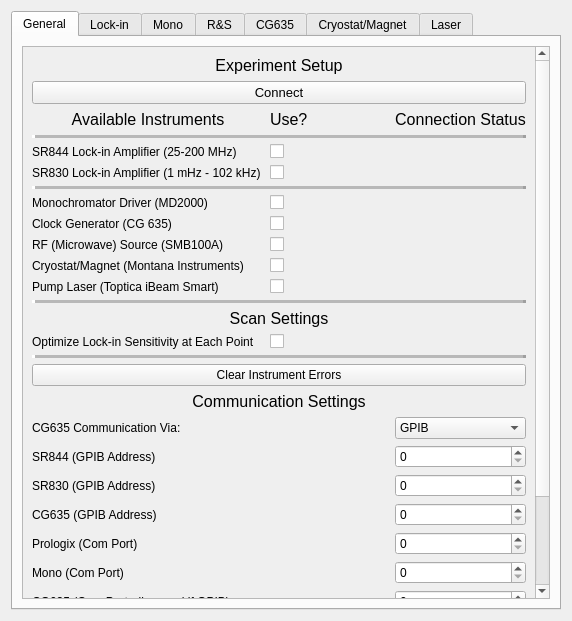
First picture: the form in PADMR/padmr/supp/settings/settings_widget_UI.ui, repository NREL/QIS, before the edit.
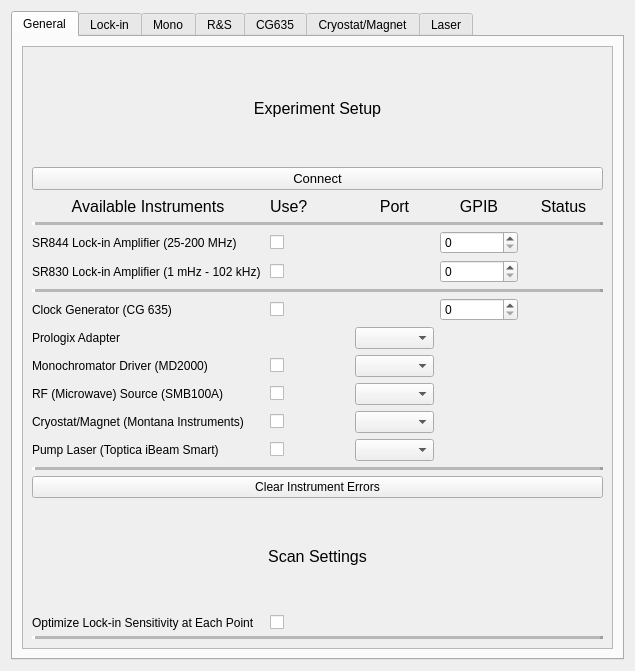
Second picture: the form after the edit. Icons and pictures are not drawn. Custom widgets are drawn as their Qt base class.

Commit message: Resolved laser power issues by deleting the microwatt option. Powers can only be entered in mW now. Also changed the com port settings to comboboxes.

```diff
--- a/PADMR/padmr/supp/settings/settings_widget_UI.ui
+++ b/PADMR/padmr/supp/settings/settings_widget_UI.ui
@@ -6,8 +6,8 @@
    <rect>
     <x>0</x>
     <y>0</y>
-    <width>572</width>
-    <height>621</height>
+    <width>635</width>
+    <height>671</height>
    </rect>
   </property>
   <property name="windowTitle">
@@ -18,7 +18,7 @@
     <normaloff>settings_icon.png</normaloff>settings_icon.png</iconset>
   </property>
   <layout class="QGridLayout" name="gridLayout_3">
-   <item row="0" column="0" colspan="2">
+   <item row="0" column="0">
     <widget class="QTabWidget" name="tab_widget">
      <property name="currentIndex">
       <number>0</number>
@@ -38,72 +38,19 @@
            <rect>
             <x>0</x>
             <y>0</y>
-            <width>499</width>
-            <height>839</height>
+            <width>583</width>
+            <height>596</height>
            </rect>
           </property>
           <layout class="QGridLayout" name="gridLayout_8">
-           <item row="24" column="0">
-            <widget class="QLabel" name="label_13">
+           <item row="11" column="0">
+            <widget class="QLabel" name="label_26">
              <property name="text">
-              <string>Mono (Com Port)</string>
+              <string>RF (Microwave) Source (SMB100A)</string>
              </property>
             </widget>
            </item>
-           <item row="7" column="2">
-            <widget class="QLabel" name="status_ind_md2000">
-             <property name="text">
-              <string>&lt;html&gt;&lt;head/&gt;&lt;body&gt;&lt;p&gt;&lt;img src=&quot;:/led_icons/RED_LED_ON.png&quot;/&gt;&lt;/p&gt;&lt;/body&gt;&lt;/html&gt;</string>
-             </property>
-             <property name="alignment">
-              <set>Qt::AlignCenter</set>
-             </property>
-            </widget>
-           </item>
-           <item row="21" column="0">
-            <widget class="QLabel" name="label_16">
-             <property name="text">
-              <string>SR830 (GPIB Address)</string>
-             </property>
-            </widget>
-           </item>
-           <item row="18" column="2">
-            <widget class="CustomComboBox" name="cg635_comm_format_cbx">
-             <item>
-              <property name="text">
-               <string>GPIB</string>
-              </property>
-             </item>
-             <item>
-              <property name="text">
-               <string>RS-232 via USB</string>
-              </property>
-             </item>
-            </widget>
-           </item>
-           <item row="27" column="2">
-            <widget class="CustomSpinBox" name="cryostat_com_port_spbx">
-             <property name="keyboardTracking">
-              <bool>false</bool>
-             </property>
-            </widget>
-           </item>
-           <item row="13" column="0" colspan="3">
-            <widget class="QLabel" name="label_50">
-             <property name="font">
-              <font>
-               <pointsize>12</pointsize>
-              </font>
-             </property>
-             <property name="text">
-              <string>Scan Settings</string>
-             </property>
-             <property name="alignment">
-              <set>Qt::AlignCenter</set>
-             </property>
-            </widget>
-           </item>
-           <item row="2" column="2">
+           <item row="2" column="4">
             <widget class="QLabel" name="label_38">
              <property name="font">
               <font>
@@ -111,15 +58,47 @@
               </font>
              </property>
              <property name="text">
-              <string>Connection Status</string>
+              <string>Status</string>
              </property>
              <property name="alignment">
               <set>Qt::AlignCenter</set>
              </property>
             </widget>
            </item>
+           <item row="19" column="0" colspan="5">
+            <widget class="QFrame" name="frame_10">
+             <property name="frameShape">
+              <enum>QFrame::HLine</enum>
+             </property>
+             <property name="frameShadow">
+              <enum>QFrame::Raised</enum>
+             </property>
+             <property name="lineWidth">
+              <number>3</number>
+             </property>
+             <property name="midLineWidth">
+              <number>5</number>
+             </property>
+            </widget>
+           </item>
+           <item row="6" column="0" colspan="5">
+            <widget class="QFrame" name="frame_4">
+             <property name="frameShape">
+              <enum>QFrame::HLine</enum>
+             </property>
+             <property name="frameShadow">
+              <enum>QFrame::Raised</enum>
+             </property>
+             <property name="lineWidth">
+              <number>3</number>
+             </property>
+             <property name="midLineWidth">
+              <number>5</number>
+             </property>
+            </widget>
+           </item>
            <item row="11" column="1">
-            <widget class="QCheckBox" name="toptica_checkbox">
+            <widget class="QCheckBox" name="smb100a_checkbox">
              <property name="layoutDirection">
               <enum>Qt::LeftToRight</enum>
              </property>
@@ -149,60 +128,181 @@
              </property>
             </widget>
            </item>
-           <item row="28" column="2">
-            <widget class="CustomSpinBox" name="toptica_com_port_spbx">
-             <property name="keyboardTracking">
-              <bool>false</bool>
-             </property>
-            </widget>
-           </item>
-           <item row="25" column="0">
-            <widget class="QLabel" name="label_44">
-             <property name="text">
-              <string>CG635 (Com Port; disregard if GPIB)</string>
-             </property>
-            </widget>
-           </item>
-           <item row="11" column="2">
-            <widget class="QLabel" name="status_ind_toptica">
-             <property name="text">
-              <string>&lt;html&gt;&lt;head/&gt;&lt;body&gt;&lt;p&gt;&lt;img src=&quot;:/led_icons/RED_LED_OFF.png&quot;/&gt;&lt;/p&gt;&lt;/body&gt;&lt;/html&gt;</string>
-             </property>
-             <property name="alignment">
-              <set>Qt::AlignCenter</set>
-             </property>
-            </widget>
-           </item>
-           <item row="7" column="0">
-            <widget class="QLabel" name="label_24">
-             <property name="text">
-              <string>Monochromator Driver (MD2000)</string>
-             </property>
-            </widget>
-           </item>
-           <item row="15" column="0" colspan="3">
-            <widget class="QFrame" name="frame_10">
-             <property name="frameShape">
-              <enum>QFrame::HLine</enum>
-             </property>
-             <property name="frameShadow">
-              <enum>QFrame::Raised</enum>
-             </property>
-             <property name="lineWidth">
-              <number>3</number>
-             </property>
-             <property name="midLineWidth">
-              <number>5</number>
-             </property>
-            </widget>
-           </item>
-           <item row="21" column="2">
+           <item row="5" column="3">
             <widget class="CustomSpinBox" name="sr830_gpib_address_spbx">
              <property name="keyboardTracking">
               <bool>false</bool>
              </property>
             </widget>
            </item>
+           <item row="13" column="2">
+            <widget class="QComboBox" name="toptica_com_port_cmb"/>
+           </item>
+           <item row="18" column="0">
+            <widget class="QLabel" name="label_74">
+             <property name="text">
+              <string>Optimize Lock-in Sensitivity at Each Point</string>
+             </property>
+            </widget>
+           </item>
+           <item row="2" column="2">
+            <widget class="QLabel" name="label_57">
+             <property name="font">
+              <font>
+               <pointsize>12</pointsize>
+              </font>
+             </property>
+             <property name="text">
+              <string>Port</string>
+             </property>
+             <property name="alignment">
+              <set>Qt::AlignCenter</set>
+             </property>
+            </widget>
+           </item>
+           <item row="12" column="0">
+            <widget class="QLabel" name="label_27">
+             <property name="text">
+              <string>Cryostat/Magnet (Montana Instruments)</string>
+             </property>
+            </widget>
+           </item>
+           <item row="11" column="4">
+            <widget class="QLabel" name="status_ind_smb100a">
+             <property name="text">
+              <string>&lt;html&gt;&lt;head/&gt;&lt;body&gt;&lt;p&gt;&lt;img src=&quot;:/led_icons/RED_LED_OFF.png&quot;/&gt;&lt;/p&gt;&lt;/body&gt;&lt;/html&gt;</string>
+             </property>
+             <property name="alignment">
+              <set>Qt::AlignCenter</set>
+             </property>
+            </widget>
+           </item>
+           <item row="11" column="2">
+            <widget class="QComboBox" name="smb100a_com_port_cmb"/>
+           </item>
+           <item row="2" column="3">
+            <widget class="QLabel" name="label_85">
+             <property name="font">
+              <font>
+               <pointsize>12</pointsize>
+              </font>
+             </property>
+             <property name="text">
+              <string>GPIB</string>
+             </property>
+             <property name="alignment">
+              <set>Qt::AlignCenter</set>
+             </property>
+            </widget>
+           </item>
+           <item row="12" column="1">
+            <widget class="QCheckBox" name="montana_instr_checkbox">
+             <property name="layoutDirection">
+              <enum>Qt::LeftToRight</enum>
+             </property>
+             <property name="text">
+              <string/>
+             </property>
+            </widget>
+           </item>
+           <item row="14" column="0" colspan="5">
+            <widget class="QFrame" name="frame_5">
+             <property name="frameShape">
+              <enum>QFrame::HLine</enum>
+             </property>
+             <property name="frameShadow">
+              <enum>QFrame::Raised</enum>
+             </property>
+             <property name="lineWidth">
+              <number>3</number>
+             </property>
+             <property name="midLineWidth">
+              <number>5</number>
+             </property>
+            </widget>
+           </item>
+           <item row="8" column="4">
+            <widget class="QLabel" name="status_ind_cg635">
+             <property name="text">
+              <string>&lt;html&gt;&lt;head/&gt;&lt;body&gt;&lt;p&gt;&lt;img src=&quot;:/led_icons/RED_LED_OFF.png&quot;/&gt;&lt;/p&gt;&lt;/body&gt;&lt;/html&gt;</string>
+             </property>
+             <property name="alignment">
+              <set>Qt::AlignCenter</set>
+             </property>
+            </widget>
+           </item>
+           <item row="8" column="1">
+            <widget class="QCheckBox" name="cg635_checkbox">
+             <property name="layoutDirection">
+              <enum>Qt::LeftToRight</enum>
+             </property>
+             <property name="text">
+              <string/>
+             </property>
+            </widget>
+           </item>
+           <item row="17" column="0" colspan="5">
+            <widget class="QLabel" name="label_50">
+             <property name="font">
+              <font>
+               <pointsize>12</pointsize>
+              </font>
+             </property>
+             <property name="text">
+              <string>Scan Settings</string>
+             </property>
+             <property name="alignment">
+              <set>Qt::AlignCenter</set>
+             </property>
+            </widget>
+           </item>
+           <item row="10" column="4">
+            <widget class="QLabel" name="status_ind_md2000">
+             <property name="text">
+              <string>&lt;html&gt;&lt;head/&gt;&lt;body&gt;&lt;p&gt;&lt;img src=&quot;:/led_icons/RED_LED_ON.png&quot;/&gt;&lt;/p&gt;&lt;/body&gt;&lt;/html&gt;</string>
+             </property>
+             <property name="alignment">
+              <set>Qt::AlignCenter</set>
+             </property>
+            </widget>
+           </item>
+           <item row="8" column="3">
+            <widget class="CustomSpinBox" name="cg635_gpib_spbx">
+             <property name="keyboardTracking">
+              <bool>false</bool>
+             </property>
+            </widget>
+           </item>
+           <item row="10" column="2">
+            <widget class="QComboBox" name="md2000_com_port_cmb"/>
+           </item>
+           <item row="10" column="1">
+            <widget class="QCheckBox" name="md2000_checkbox">
+             <property name="layoutDirection">
+              <enum>Qt::LeftToRight</enum>
+             </property>
+             <property name="text">
+              <string/>
+             </property>
+            </widget>
+           </item>
+           <item row="13" column="1">
+            <widget class="QCheckBox" name="toptica_checkbox">
+             <property name="layoutDirection">
+              <enum>Qt::LeftToRight</enum>
+             </property>
+             <property name="text">
+              <string/>
+             </property>
+            </widget>
+           </item>
+           <item row="13" column="0">
+            <widget class="QLabel" name="label_28">
+             <property name="text">
+              <string>Pump Laser (Toptica iBeam Smart)</string>
+             </property>
+            </widget>
+           </item>
            <item row="8" column="0">
             <widget class="QLabel" name="label_25">
              <property name="text">
@@ -210,27 +310,26 @@
              </property>
             </widget>
            </item>
-           <item row="17" column="0" colspan="3">
-            <widget class="QLabel" name="label_39">
-             <property name="maximumSize">
-              <size>
-               <width>16777215</width>
-               <height>20</height>
-              </size>
-             </property>
-             <property name="font">
-              <font>
-               <pointsize>12</pointsize>
-              </font>
-             </property>
+           <item row="12" column="4">
+            <widget class="QLabel" name="status_ind_cryostat">
              <property name="text">
-              <string>Communication Settings</string>
+              <string>&lt;html&gt;&lt;head/&gt;&lt;body&gt;&lt;p&gt;&lt;img src=&quot;:/led_icons/RED_LED_OFF.png&quot;/&gt;&lt;/p&gt;&lt;/body&gt;&lt;/html&gt;</string>
              </property>
              <property name="alignment">
               <set>Qt::AlignCenter</set>
              </property>
             </widget>
            </item>
+           <item row="4" column="1">
+            <widget class="QCheckBox" name="sr844_checkbox">
+             <property name="layoutDirection">
+              <enum>Qt::LeftToRight</enum>
+             </property>
+             <property name="text">
+              <string/>
+             </property>
+            </widget>
+           </item>
            <item row="4" column="0">
             <widget class="QLabel" name="label_22">
              <property name="text">
@@ -238,7 +337,66 @@
              </property>
             </widget>
            </item>
-           <item row="1" column="0" colspan="3">
+           <item row="16" column="0" colspan="5">
+            <widget class="QPushButton" name="clear_instr_errors_btn">
+             <property name="text">
+              <string>Clear Instrument Errors</string>
+             </property>
+            </widget>
+           </item>
+           <item row="13" column="4">
+            <widget class="QLabel" name="status_ind_toptica">
+             <property name="text">
+              <string>&lt;html&gt;&lt;head/&gt;&lt;body&gt;&lt;p&gt;&lt;img src=&quot;:/led_icons/RED_LED_OFF.png&quot;/&gt;&lt;/p&gt;&lt;/body&gt;&lt;/html&gt;</string>
+             </property>
+             <property name="alignment">
+              <set>Qt::AlignCenter</set>
+             </property>
+            </widget>
+           </item>
+           <item row="2" column="1">
+            <widget class="QLabel" name="label_37">
+             <property name="font">
+              <font>
+               <pointsize>12</pointsize>
+              </font>
+             </property>
+             <property name="text">
+              <string>Use?</string>
+             </property>
+            </widget>
+           </item>
+           <item row="5" column="0">
+            <widget class="QLabel" name="label_23">
+             <property name="text">
+              <string>SR830 Lock-in Amplifier (1 mHz - 102 kHz) </string>
+             </property>
+            </widget>
+           </item>
+           <item row="4" column="4">
+            <widget class="QLabel" name="status_ind_sr844">
+             <property name="text">
+              <string>&lt;html&gt;&lt;head/&gt;&lt;body&gt;&lt;p&gt;&lt;img src=&quot;:/led_icons/RED_LED_OFF.png&quot;/&gt;&lt;/p&gt;&lt;/body&gt;&lt;/html&gt;</string>
+             </property>
+             <property name="alignment">
+              <set>Qt::AlignCenter</set>
+             </property>
+            </widget>
+           </item>
+           <item row="12" column="2">
+            <widget class="QComboBox" name="cryostat_com_port_cmb"/>
+           </item>
+           <item row="5" column="4">
+            <widget class="QLabel" name="status_ind_sr830">
+             <property name="text">
+              <string>&lt;html&gt;&lt;head/&gt;&lt;body&gt;&lt;p&gt;&lt;img src=&quot;:/led_icons/GREEN_LED_ON.png&quot;/&gt;&lt;/p&gt;&lt;/body&gt;&lt;/html&gt;</string>
+             </property>
+             <property name="alignment">
+              <set>Qt::AlignCenter</set>
+             </property>
+            </widget>
+           </item>
+           <item row="1" column="0" colspan="5">
             <widget class="QPushButton" name="connect_instr_btn">
              <property name="font">
               <font>
@@ -266,62 +424,10 @@
              </property>
             </widget>
            </item>
-           <item row="10" column="1">
-            <widget class="QCheckBox" name="montana_instr_checkbox">
-             <property name="layoutDirection">
-              <enum>Qt::LeftToRight</enum>
-             </property>
-             <property name="text">
-              <string/>
-             </property>
-            </widget>
-           </item>
-           <item row="2" column="1">
-            <widget class="QLabel" name="label_37">
-             <property name="font">
-              <font>
-               <pointsize>12</pointsize>
-              </font>
-             </property>
-             <property name="text">
-              <string>Use?</string>
-             </property>
-            </widget>
-           </item>
-           <item row="9" column="0">
-            <widget class="QLabel" name="label_26">
-             <property name="text">
-              <string>RF (Microwave) Source (SMB100A)</string>
-             </property>
-            </widget>
-           </item>
-           <item row="12" column="0" colspan="3">
-            <widget class="QFrame" name="frame_5">
-             <property name="frameShape">
-              <enum>QFrame::HLine</enum>
-             </property>
-             <property name="frameShadow">
-              <enum>QFrame::Raised</enum>
-             </property>
-             <property name="lineWidth">
-              <number>3</number>
-             </property>
-             <property name="midLineWidth">
-              <number>5</number>
-             </property>
-            </widget>
-           </item>
-           <item row="20" column="0">
-            <widget class="QLabel" name="label_14">
-             <property name="text">
-              <string>SR844 (GPIB Address)</string>
-             </property>
-            </widget>
-           </item>
-           <item row="23" column="0">
-            <widget class="QLabel" name="label_40">
-             <property name="text">
-              <string>Prologix (Com Port)</string>
+           <item row="4" column="3">
+            <widget class="CustomSpinBox" name="sr844_gpib_address_spbx">
+             <property name="keyboardTracking">
+              <bool>false</bool>
              </property>
             </widget>
            </item>
@@ -335,77 +441,7 @@
              </property>
             </widget>
            </item>
-           <item row="8" column="2">
-            <widget class="QLabel" name="status_ind_cg635">
-             <property name="text">
-              <string>&lt;html&gt;&lt;head/&gt;&lt;body&gt;&lt;p&gt;&lt;img src=&quot;:/led_icons/RED_LED_OFF.png&quot;/&gt;&lt;/p&gt;&lt;/body&gt;&lt;/html&gt;</string>
-             </property>
-             <property name="alignment">
-              <set>Qt::AlignCenter</set>
-             </property>
-            </widget>
-           </item>
-           <item row="22" column="2">
-            <widget class="CustomSpinBox" name="cg635_gpib_spbx">
-             <property name="keyboardTracking">
-              <bool>false</bool>
-             </property>
-            </widget>
-           </item>
-           <item row="9" column="1">
-            <widget class="QCheckBox" name="smb100a_checkbox">
-             <property name="layoutDirection">
-              <enum>Qt::LeftToRight</enum>
-             </property>
-             <property name="text">
-              <string/>
-             </property>
-            </widget>
-           </item>
-           <item row="18" column="0">
-            <widget class="QLabel" name="label_31">
-             <property name="text">
-              <string>CG635 Communication Via:</string>
-             </property>
-            </widget>
-           </item>
-           <item row="6" column="0" colspan="3">
-            <widget class="QFrame" name="frame_4">
-             <property name="frameShape">
-              <enum>QFrame::HLine</enum>
-             </property>
-             <property name="frameShadow">
-              <enum>QFrame::Raised</enum>
-             </property>
-             <property name="lineWidth">
-              <number>3</number>
-             </property>
-             <property name="midLineWidth">
-              <number>5</number>
-             </property>
-            </widget>
-           </item>
-           <item row="7" column="1">
-            <widget class="QCheckBox" name="md2000_checkbox">
-             <property name="layoutDirection">
-              <enum>Qt::LeftToRight</enum>
-             </property>
-             <property name="text">
-              <string/>
-             </property>
-            </widget>
-           </item>
-           <item row="5" column="2">
-            <widget class="QLabel" name="status_ind_sr830">
-             <property name="text">
-              <string>&lt;html&gt;&lt;head/&gt;&lt;body&gt;&lt;p&gt;&lt;img src=&quot;:/led_icons/GREEN_LED_ON.png&quot;/&gt;&lt;/p&gt;&lt;/body&gt;&lt;/html&gt;</string>
-             </property>
-             <property name="alignment">
-              <set>Qt::AlignCenter</set>
-             </property>
-            </widget>
-           </item>
-           <item row="0" column="0" colspan="3">
+           <item row="0" column="0" colspan="5">
             <widget class="QLabel" name="label_29">
              <property name="font">
               <font>
@@ -420,148 +456,7 @@
              </property>
             </widget>
            </item>
-           <item row="26" column="2">
-            <widget class="CustomSpinBox" name="smb100a_com_port_spbx">
-             <property name="keyboardTracking">
-              <bool>false</bool>
-             </property>
-            </widget>
-           </item>
-           <item row="25" column="2">
-            <widget class="CustomSpinBox" name="cg635_com_port">
-             <property name="keyboardTracking">
-              <bool>false</bool>
-             </property>
-            </widget>
-           </item>
-           <item row="26" column="0">
-            <widget class="QLabel" name="label_41">
-             <property name="text">
-              <string>SMB100A (Com Port)</string>
-             </property>
-            </widget>
-           </item>
-           <item row="8" column="1">
-            <widget class="QCheckBox" name="cg635_checkbox">
-             <property name="layoutDirection">
-              <enum>Qt::LeftToRight</enum>
-             </property>
-             <property name="text">
-              <string/>
-             </property>
-            </widget>
-           </item>
-           <item row="10" column="2">
-            <widget class="QLabel" name="status_ind_cryostat">
-             <property name="text">
-              <string>&lt;html&gt;&lt;head/&gt;&lt;body&gt;&lt;p&gt;&lt;img src=&quot;:/led_icons/RED_LED_OFF.png&quot;/&gt;&lt;/p&gt;&lt;/body&gt;&lt;/html&gt;</string>
-             </property>
-             <property name="alignment">
-              <set>Qt::AlignCenter</set>
-             </property>
-            </widget>
-           </item>
-           <item row="5" column="0">
-            <widget class="QLabel" name="label_23">
-             <property name="text">
-              <string>SR830 Lock-in Amplifier (1 mHz - 102 kHz) </string>
-             </property>
-            </widget>
-           </item>
-           <item row="9" column="2">
-            <widget class="QLabel" name="status_ind_smb100a">
-             <property name="text">
-              <string>&lt;html&gt;&lt;head/&gt;&lt;body&gt;&lt;p&gt;&lt;img src=&quot;:/led_icons/RED_LED_OFF.png&quot;/&gt;&lt;/p&gt;&lt;/body&gt;&lt;/html&gt;</string>
-             </property>
-             <property name="alignment">
-              <set>Qt::AlignCenter</set>
-             </property>
-            </widget>
-           </item>
-           <item row="16" column="0" colspan="3">
-            <widget class="QPushButton" name="clear_instr_errors_btn">
-             <property name="text">
-              <string>Clear Instrument Errors</string>
-             </property>
-            </widget>
-           </item>
-           <item row="27" column="0">
-            <widget class="QLabel" name="label_42">
-             <property name="text">
-              <string>Cryostat/Magnet (Com Port)</string>
-             </property>
-            </widget>
-           </item>
-           <item row="23" column="2">
-            <widget class="CustomSpinBox" name="prologix_com_port_spbx">
-             <property name="keyboardTracking">
-              <bool>false</bool>
-             </property>
-            </widget>
-           </item>
-           <item row="20" column="2">
-            <widget class="CustomSpinBox" name="sr844_gpib_address_spbx">
-             <property name="keyboardTracking">
-              <bool>false</bool>
-             </property>
-            </widget>
-           </item>
-           <item row="24" column="2">
-            <widget class="CustomSpinBox" name="mono_com_port_spbx">
-             <property name="keyboardTracking">
-              <bool>false</bool>
-             </property>
-            </widget>
-           </item>
-           <item row="10" column="0">
-            <widget class="QLabel" name="label_27">
-             <property name="text">
-              <string>Cryostat/Magnet (Montana Instruments)</string>
-             </property>
-            </widget>
-           </item>
-           <item row="4" column="1">
-            <widget class="QCheckBox" name="sr844_checkbox">
-             <property name="layoutDirection">
-              <enum>Qt::LeftToRight</enum>
-             </property>
-             <property name="text">
-              <string/>
-             </property>
-            </widget>
-           </item>
-           <item row="28" column="0">
-            <widget class="QLabel" name="label_45">
-             <property name="text">
-              <string>Laser (Com Port)</string>
-             </property>
-            </widget>
-           </item>
-           <item row="22" column="0">
-            <widget class="QLabel" name="label_30">
-             <property name="text">
-              <string>CG635 (GPIB Address)</string>
-             </property>
-            </widget>
-           </item>
-           <item row="4" column="2">
-            <widget class="QLabel" name="status_ind_sr844">
-             <property name="text">
-              <string>&lt;html&gt;&lt;head/&gt;&lt;body&gt;&lt;p&gt;&lt;img src=&quot;:/led_icons/RED_LED_OFF.png&quot;/&gt;&lt;/p&gt;&lt;/body&gt;&lt;/html&gt;</string>
-             </property>
-             <property name="alignment">
-              <set>Qt::AlignCenter</set>
-             </property>
-            </widget>
-           </item>
-           <item row="11" column="0">
-            <widget class="QLabel" name="label_28">
-             <property name="text">
-              <string>Pump Laser (Toptica iBeam Smart)</string>
-             </property>
-            </widget>
-           </item>
-           <item row="3" column="0" colspan="3">
+           <item row="3" column="0" colspan="5">
             <widget class="QFrame" name="frame_3">
              <property name="frameShape">
               <enum>QFrame::HLine</enum>
@@ -577,14 +472,7 @@
              </property>
             </widget>
            </item>
-           <item row="14" column="0">
-            <widget class="QLabel" name="label_74">
-             <property name="text">
-              <string>Optimize Lock-in Sensitivity at Each Point</string>
-             </property>
-            </widget>
-           </item>
-           <item row="14" column="1">
+           <item row="18" column="1">
             <widget class="QCheckBox" name="scan_auto_sens_checkbox">
              <property name="layoutDirection">
               <enum>Qt::LeftToRight</enum>
@@ -594,6 +482,23 @@
              </property>
             </widget>
            </item>
+           <item row="10" column="0">
+            <widget class="QLabel" name="label_24">
+             <property name="text">
+              <string>Monochromator Driver (MD2000)</string>
+             </property>
+            </widget>
+           </item>
+           <item row="9" column="2">
+            <widget class="QComboBox" name="prologix_com_port_cmb"/>
+           </item>
+           <item row="9" column="0">
+            <widget class="QLabel" name="label_84">
+             <property name="text">
+              <string>Prologix Adapter</string>
+             </property>
+            </widget>
+           </item>
           </layout>
          </widget>
         </widget>
@@ -615,7 +520,7 @@
            <rect>
             <x>0</x>
             <y>0</y>
-            <width>499</width>
+            <width>562</width>
             <height>637</height>
            </rect>
           </property>
@@ -1387,8 +1292,8 @@
            <rect>
             <x>0</x>
             <y>0</y>
-            <width>520</width>
-            <height>546</height>
+            <width>583</width>
+            <height>596</height>
            </rect>
           </property>
           <layout class="QGridLayout" name="gridLayout_6">
@@ -1679,21 +1584,7 @@
        <string>Laser</string>
       </attribute>
       <layout class="QGridLayout" name="gridLayout_4">
-       <item row="8" column="0">
-        <widget class="QLabel" name="label_48">
-         <property name="text">
-          <string>Bias Power (ch1)</string>
-         </property>
-        </widget>
-       </item>
-       <item row="7" column="0">
-        <widget class="QLabel" name="label_47">
-         <property name="text">
-          <string>Laser Power (ch2)</string>
-         </property>
-        </widget>
-       </item>
-       <item row="8" column="4">
+       <item row="8" column="3">
         <widget class="QPushButton" name="toptica_set_bias_power_btn">
          <property name="maximumSize">
           <size>
@@ -1710,7 +1601,59 @@
          </property>
         </widget>
        </item>
-       <item row="5" column="0" colspan="5">
+       <item row="1" column="0" colspan="4">
+        <widget class="QLabel" name="toptica_emission_indicator">
+         <property name="maximumSize">
+          <size>
+           <width>16777215</width>
+           <height>100</height>
+          </size>
+         </property>
+         <property name="font">
+          <font>
+           <pointsize>14</pointsize>
+          </font>
+         </property>
+         <property name="text">
+          <string>&lt;html&gt;&lt;head/&gt;&lt;body&gt;&lt;p&gt;&lt;img src=&quot;:/led_icons/RED_LED_OFF.png&quot;/&gt;&lt;img src=&quot;:/led_icons/RED_LED_OFF.png&quot;/&gt;&lt;img src=&quot;:/led_icons/RED_LED_OFF.png&quot;/&gt;&lt;img src=&quot;:/led_icons/RED_LED_OFF.png&quot;/&gt;&lt;img src=&quot;:/led_icons/RED_LED_OFF.png&quot;/&gt;&lt;img src=&quot;:/led_icons/RED_LED_OFF.png&quot;/&gt;&lt;img src=&quot;:/led_icons/RED_LED_OFF.png&quot;/&gt;&lt;img src=&quot;:/led_icons/RED_LED_OFF.png&quot;/&gt;&lt;img src=&quot;:/led_icons/RED_LED_OFF.png&quot;/&gt;&lt;img src=&quot;:/led_icons/RED_LED_OFF.png&quot;/&gt;&lt;img src=&quot;:/led_icons/RED_LED_OFF.png&quot;/&gt;&lt;img src=&quot;:/led_icons/RED_LED_OFF.png&quot;/&gt;&lt;img src=&quot;:/led_icons/RED_LED_OFF.png&quot;/&gt;&lt;img src=&quot;:/led_icons/RED_LED_OFF.png&quot;/&gt;&lt;img src=&quot;:/led_icons/RED_LED_OFF.png&quot;/&gt;&lt;/p&gt;&lt;p&gt;laser OFF&lt;/p&gt;&lt;/body&gt;&lt;/html&gt;</string>
+         </property>
+         <property name="alignment">
+          <set>Qt::AlignCenter</set>
+         </property>
+        </widget>
+       </item>
+       <item row="7" column="2">
+        <widget class="CustomDoubleSpinBox" name="toptica_power_spbx">
+         <property name="keyboardTracking">
+          <bool>false</bool>
+         </property>
+         <property name="maximum">
+          <double>150000.000000000000000</double>
+         </property>
+        </widget>
+       </item>
+       <item row="8" column="2">
+        <widget class="CustomDoubleSpinBox" name="toptica_bias_spbx">
+         <property name="keyboardTracking">
+          <bool>false</bool>
+         </property>
+         <property name="maximum">
+          <double>150000.000000000000000</double>
+         </property>
+        </widget>
+       </item>
+       <item row="7" column="3">
+        <widget class="QPushButton" name="toptica_set_power_btn">
+         <property name="text">
+          <string/>
+         </property>
+         <property name="icon">
+          <iconset>
+           <normaloff>arrow.png</normaloff>arrow.png</iconset>
+         </property>
+        </widget>
+       </item>
+       <item row="5" column="0" colspan="4">
         <layout class="QHBoxLayout" name="horizontalLayout">
          <item>
           <layout class="QVBoxLayout" name="verticalLayout_2">
@@ -1815,99 +1758,14 @@
          </item>
         </layout>
        </item>
-       <item row="8" column="2">
-        <widget class="CustomDoubleSpinBox" name="toptica_bias_spbx">
-         <property name="keyboardTracking">
-          <bool>false</bool>
-         </property>
-         <property name="maximum">
-          <double>150000.000000000000000</double>
-         </property>
-        </widget>
-       </item>
-       <item row="8" column="3">
-        <widget class="CustomComboBox" name="toptica_bias_units_cbx">
-         <property name="maximumSize">
-          <size>
-           <width>50</width>
-           <height>16777215</height>
-          </size>
-         </property>
-         <item>
-          <property name="text">
-           <string>μW</string>
-          </property>
-         </item>
-         <item>
-          <property name="text">
-           <string>mW</string>
-          </property>
-         </item>
-        </widget>
-       </item>
-       <item row="7" column="3">
-        <widget class="CustomComboBox" name="toptica_units_cbx">
-         <property name="maximumSize">
-          <size>
-           <width>50</width>
-           <height>16777215</height>
-          </size>
-         </property>
-         <item>
-          <property name="text">
-           <string>μW</string>
-          </property>
-         </item>
-         <item>
-          <property name="text">
-           <string>mW</string>
-          </property>
-         </item>
-        </widget>
-       </item>
-       <item row="7" column="4">
-        <widget class="QPushButton" name="toptica_set_power_btn">
+       <item row="8" column="0">
+        <widget class="QLabel" name="label_48">
          <property name="text">
-          <string/>
+          <string>Bias Power (mW, ch1)</string>
          </property>
-         <property name="icon">
-          <iconset>
-           <normaloff>arrow.png</normaloff>arrow.png</iconset>
-         </property>
         </widget>
        </item>
-       <item row="7" column="2">
-        <widget class="CustomDoubleSpinBox" name="toptica_power_spbx">
-         <property name="keyboardTracking">
-          <bool>false</bool>
-         </property>
-         <property name="maximum">
-          <double>150000.000000000000000</double>
-         </property>
-        </widget>
-       </item>
-       <item row="1" column="0" colspan="5">
-        <widget class="QLabel" name="toptica_emission_indicator">
-         <property name="maximumSize">
-          <size>
-           <width>16777215</width>
-           <height>100</height>
-          </size>
-         </property>
-         <property name="font">
-          <font>
-           <pointsize>14</pointsize>
-          </font>
-         </property>
-         <property name="text">
-          <string>&lt;html&gt;&lt;head/&gt;&lt;body&gt;&lt;p&gt;&lt;img src=&quot;:/led_icons/RED_LED_OFF.png&quot;/&gt;&lt;img src=&quot;:/led_icons/RED_LED_OFF.png&quot;/&gt;&lt;img src=&quot;:/led_icons/RED_LED_OFF.png&quot;/&gt;&lt;img src=&quot;:/led_icons/RED_LED_OFF.png&quot;/&gt;&lt;img src=&quot;:/led_icons/RED_LED_OFF.png&quot;/&gt;&lt;img src=&quot;:/led_icons/RED_LED_OFF.png&quot;/&gt;&lt;img src=&quot;:/led_icons/RED_LED_OFF.png&quot;/&gt;&lt;img src=&quot;:/led_icons/RED_LED_OFF.png&quot;/&gt;&lt;img src=&quot;:/led_icons/RED_LED_OFF.png&quot;/&gt;&lt;img src=&quot;:/led_icons/RED_LED_OFF.png&quot;/&gt;&lt;img src=&quot;:/led_icons/RED_LED_OFF.png&quot;/&gt;&lt;img src=&quot;:/led_icons/RED_LED_OFF.png&quot;/&gt;&lt;img src=&quot;:/led_icons/RED_LED_OFF.png&quot;/&gt;&lt;img src=&quot;:/led_icons/RED_LED_OFF.png&quot;/&gt;&lt;img src=&quot;:/led_icons/RED_LED_OFF.png&quot;/&gt;&lt;/p&gt;&lt;p&gt;laser OFF&lt;/p&gt;&lt;/body&gt;&lt;/html&gt;</string>
-         </property>
-         <property name="alignment">
-          <set>Qt::AlignCenter</set>
-         </property>
-        </widget>
-       </item>
-       <item row="2" column="0" colspan="5">
+       <item row="2" column="0" colspan="4">
         <widget class="QLabel" name="toptica_mod_indicator">
          <property name="maximumSize">
           <size>
@@ -1920,6 +1778,13 @@
          </property>
         </widget>
        </item>
+       <item row="7" column="0">
+        <widget class="QLabel" name="label_47">
+         <property name="text">
+          <string>Laser Power (mW, ch2)</string>
+         </property>
+        </widget>
+       </item>
       </layout>
      </widget>
     </widget>
```
Left out of the diff: 130 changed lines with no effect on the pictures. The commit also changes 7 other files.
